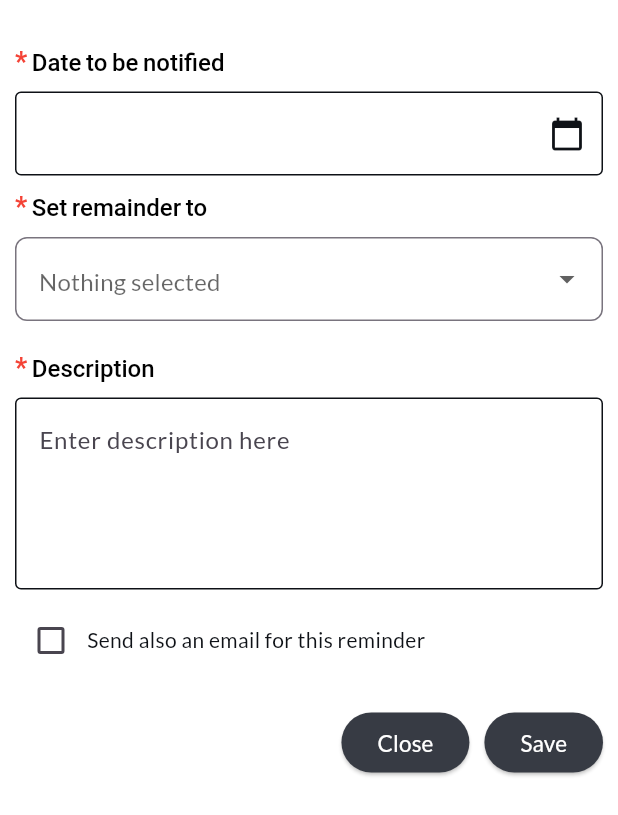
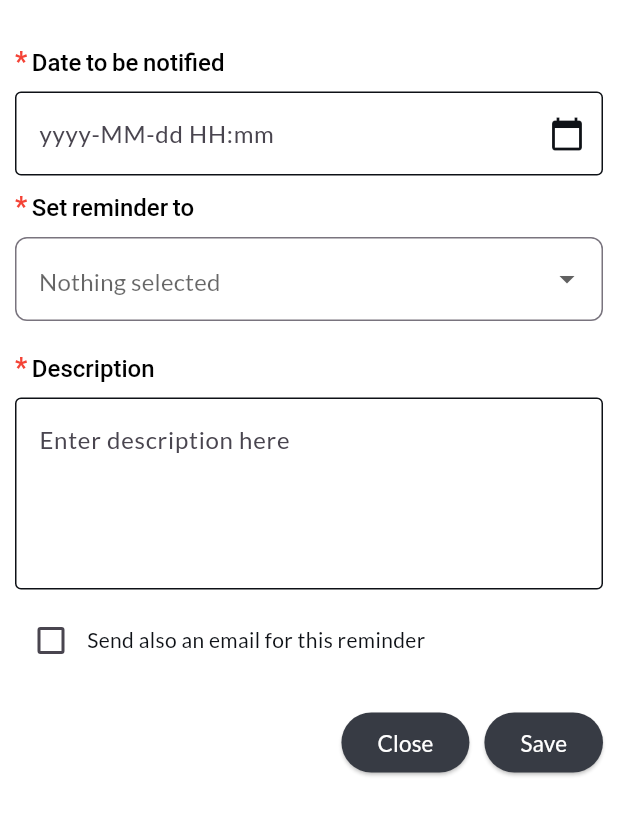
Before and after one commit to businessvivek3600/CRM, a Flutter app: the RemindersTab screen opened directly, on a phone screen of 412 x 824 dp. Shown: the top 815 px of the screen. Run offline on Flutter 3.47's test engine with Material 3 defaults, Android fonts, the light colour scheme and no system bars; our stand-ins replace google_fonts, nb_utils; missing offline and left inert: country_state_picker.

Commit message:
work on leads 6:12

```diff
--- a/lib/features/auth/dashboard/leads/reminders.dart
+++ b/lib/features/auth/dashboard/leads/reminders.dart
@@ -104,8 +104,10 @@ class _RemindersTabState extends State<RemindersTab> {
                       TextField(
                         controller: dateTimeController,
                         readOnly: true,
+
                         onTap: _pickDateTime, // Open picker on tap
                         decoration: InputDecoration(
+                          hintText: "yyyy-MM-dd HH:mm   ",
                           labelStyle: TextStyle(color: textPrimaryColor),
                           suffixIcon: IconButton(
                             icon: Icon(Icons.calendar_today,
@@ -142,7 +144,7 @@ class _RemindersTabState extends State<RemindersTab> {
                             ),
                       ),
                       TextSpan(
-                        text: ' Set remainder to', // Bolded text
+                        text: ' Set reminder to', // Bolded text
                         style: TextStyle(
                           color: Colors
                               .black, // Set the color of the text to black
```
